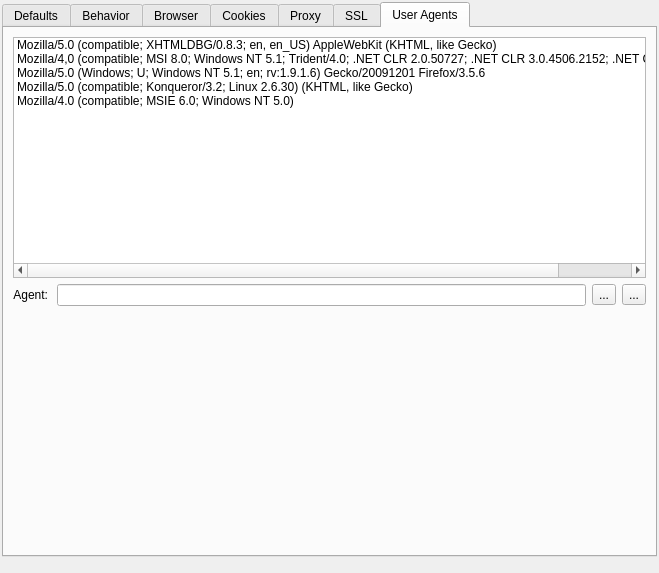
Above: src/configdialog/configdialogui.ui from HJCMS/xhtmldbg before the change. Below: the same form after it.
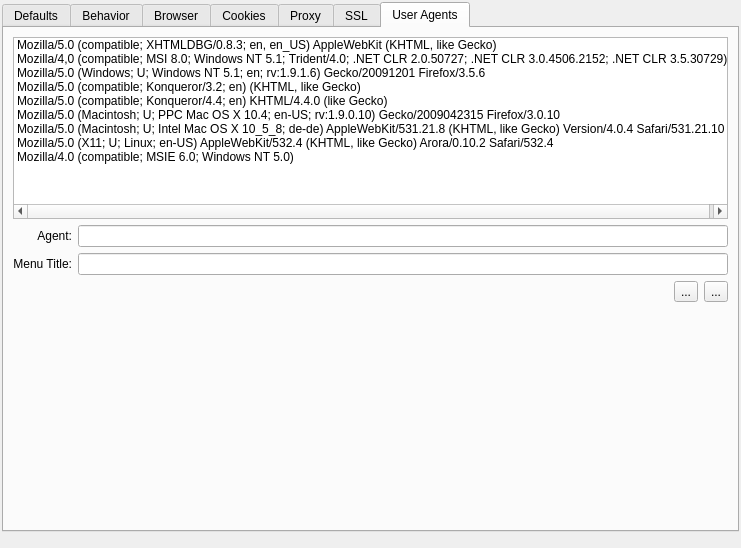
That is the form after the change. The open tabs and pages were chosen to show the change. Custom widgets are drawn as their Qt base class.

The edit to the form file:
```diff
--- a/src/configdialog/configdialogui.ui
+++ b/src/configdialog/configdialogui.ui
@@ -6,8 +6,8 @@
    <rect>
     <x>0</x>
     <y>0</y>
-    <width>659</width>
-    <height>573</height>
+    <width>741</width>
+    <height>548</height>
    </rect>
   </property>
   <property name="minimumSize">
@@ -902,7 +902,7 @@
            <rect>
             <x>0</x>
             <y>0</y>
-            <width>627</width>
+            <width>709</width>
             <height>788</height>
            </rect>
           </property>
@@ -1231,7 +1231,7 @@
            <string notr="true">Mozilla/5.0 (compatible; XHTMLDBG/0.8.3; en, en_US) AppleWebKit (KHTML, like Gecko)</string>
           </property>
           <property name="toolTip">
-           <string notr="true"/>
+           <string notr="true">xhtmldbg (en)</string>
           </property>
           <property name="statusTip">
            <string notr="true"/>
@@ -1261,7 +1261,7 @@
            <string notr="true">Mozilla/5.0 (Windows; U; Windows NT 5.1; en; rv:1.9.1.6) Gecko/20091201 Firefox/3.5.6</string>
           </property>
           <property name="toolTip">
-           <string notr="true">Firefox Windows XP Version 3.5.6</string>
+           <string notr="true">Firefox Windows XP Version 3.5.6 (en)</string>
           </property>
           <property name="statusTip">
            <string notr="true"/>
@@ -1269,13 +1269,51 @@
          </item>
          <item>
           <property name="text">
-           <string notr="true">Mozilla/5.0 (compatible; Konqueror/3.2; Linux 2.6.30) (KHTML, like Gecko)</string>
+           <string notr="true">Mozilla/5.0 (compatible; Konqueror/3.2; en) (KHTML, like Gecko)</string>
           </property>
           <property name="toolTip">
+           <string notr="true">KDE3 Konqueror (en)</string>
+          </property>
+          <property name="statusTip">
            <string notr="true"/>
           </property>
+         </item>
+         <item>
+          <property name="text">
+           <string notr="true">Mozilla/5.0 (compatible; Konqueror/4.4; en) KHTML/4.4.0 (like Gecko)</string>
+          </property>
+          <property name="toolTip">
+           <string notr="true">KDE4 Konqueror (en)</string>
+          </property>
           <property name="statusTip">
            <string notr="true"/>
+          </property>
+          <property name="whatsThis">
+           <string notr="true"/>
+          </property>
+         </item>
+         <item>
+          <property name="text">
+           <string notr="true">Mozilla/5.0 (Macintosh; U; PPC Mac OS X 10.4; en-US; rv:1.9.0.10) Gecko/2009042315 Firefox/3.0.10</string>
+          </property>
+          <property name="toolTip">
+           <string notr="true">PPC Mac OS X 10.4 Firefox (en)</string>
+          </property>
+         </item>
+         <item>
+          <property name="text">
+           <string notr="true">Mozilla/5.0 (Macintosh; U; Intel Mac OS X 10_5_8; de-de) AppleWebKit/531.21.8 (KHTML, like Gecko) Version/4.0.4 Safari/531.21.10</string>
+          </property>
+          <property name="toolTip">
+           <string notr="true">Intel Mac OS X 10.5.8 Safari/531.21.10 (de)</string>
+          </property>
+         </item>
+         <item>
+          <property name="text">
+           <string notr="true">Mozilla/5.0 (X11; U; Linux; en-US) AppleWebKit/532.4 (KHTML, like Gecko) Arora/0.10.2 Safari/532.4</string>
+          </property>
+          <property name="toolTip">
+           <string notr="true">Arora Linux WebKit/532.4 (en)</string>
           </property>
          </item>
          <item>
@@ -1283,7 +1321,7 @@
            <string notr="true">Mozilla/4.0 (compatible; MSIE 6.0; Windows NT 5.0)</string>
           </property>
           <property name="toolTip">
-           <string notr="true"/>
+           <string notr="true">Internet Explorer 6</string>
           </property>
           <property name="statusTip">
            <string notr="true"/>
@@ -1295,22 +1333,61 @@
         </widget>
        </item>
        <item>
-        <layout class="QHBoxLayout" name="horizontalLayout">
-         <item>
+        <layout class="QGridLayout" name="gridLayout_6">
+         <item row="0" column="0">
           <widget class="QLabel" name="label_14">
+           <property name="minimumSize">
+            <size>
+             <width>50</width>
+             <height>0</height>
+            </size>
+           </property>
            <property name="text">
             <string>Agent:</string>
            </property>
            <property name="alignment">
             <set>Qt::AlignRight|Qt::AlignTrailing|Qt::AlignVCenter</set>
            </property>
-           <property name="indent">
-            <number>3</number>
-           </property>
           </widget>
          </item>
-         <item>
+         <item row="0" column="1">
           <widget class="QLineEdit" name="qt_modifyUserAgent"/>
+         </item>
+         <item row="1" column="0">
+          <widget class="QLabel" name="label_15">
+           <property name="minimumSize">
+            <size>
+             <width>50</width>
+             <height>0</height>
+            </size>
+           </property>
+           <property name="text">
+            <string>Menu Title:</string>
+           </property>
+           <property name="alignment">
+            <set>Qt::AlignRight|Qt::AlignTrailing|Qt::AlignVCenter</set>
+           </property>
+          </widget>
+         </item>
+         <item row="1" column="1">
+          <widget class="QLineEdit" name="qt_userAgentTitle"/>
+         </item>
+        </layout>
+       </item>
+       <item>
+        <layout class="QHBoxLayout" name="horizontalLayout">
+         <item>
+          <spacer name="horizontalSpacer_5">
+           <property name="orientation">
+            <enum>Qt::Horizontal</enum>
+           </property>
+           <property name="sizeHint" stdset="0">
+            <size>
+             <width>40</width>
+             <height>20</height>
+            </size>
+           </property>
+          </spacer>
          </item>
          <item>
           <widget class="QToolButton" name="addAgentBtn">
```
